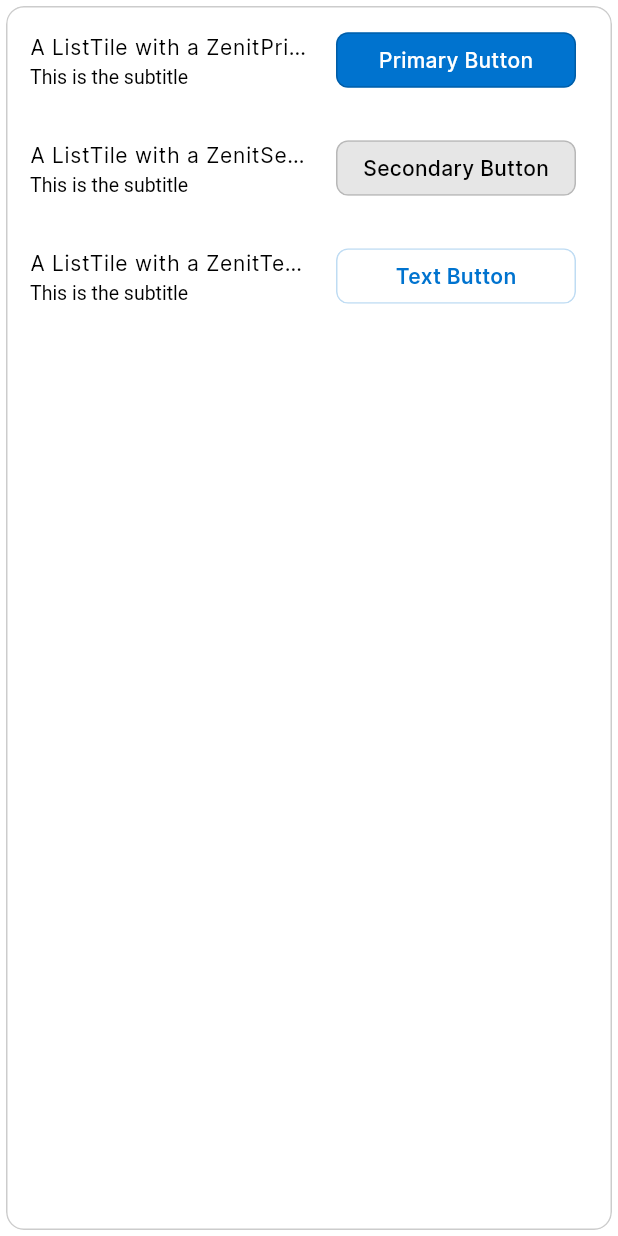
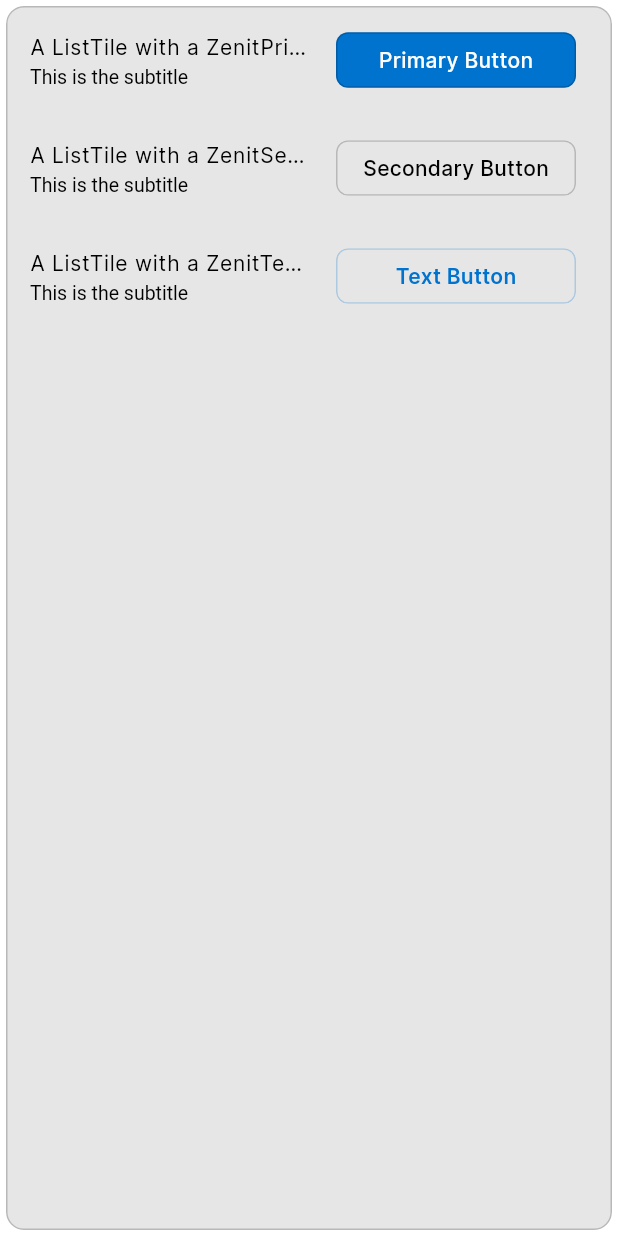
Before and after one commit to dahliaOS/zenit_ui, a Flutter app: the ZenitSection widget shown alone on an empty page, opened directly, on a phone screen of 412 x 824 dp. Run offline on Flutter 3.47's test engine with Material 3 defaults, Android fonts, the phone set to English and light mode, and no system bars; our stand-ins replace gap; missing offline and left inert: yaru_window.

Commit message:
Fix important deprecations

```diff
--- a/example/lib/main.dart
+++ b/example/lib/main.dart
@@ -10,7 +10,7 @@ void main() async {
 }
 
 class ExampleApp extends StatefulWidget {
-  const ExampleApp({Key? key}) : super(key: key);
+  const ExampleApp({super.key});
 
   @override
   State<ExampleApp> createState() => _ExampleAppState();
--- a/lib/src/components/section/section.dart
+++ b/lib/src/components/section/section.dart
@@ -18,7 +18,7 @@ class ZenitSection extends StatelessWidget {
     return Padding(
       padding: const EdgeInsets.all(4.0),
       child: Material(
-        color: color ?? Theme.of(context).colorScheme.background,
+        color: color ?? Theme.of(context).colorScheme.surface,
         clipBehavior: Clip.antiAlias,
         shape: RoundedRectangleBorder(
           borderRadius: borderRadius ?? kCardBorderRadius,
--- a/lib/src/layout/layout_page/list_view/zenit_layout_tile.dart
+++ b/lib/src/layout/layout_page/list_view/zenit_layout_tile.dart
@@ -38,13 +38,11 @@ class ZenitLayoutTile extends StatelessWidget {
         selected: isSelected,
         title: DefaultTextStyle(
           style: Theme.of(context).textTheme.titleSmall!.copyWith(
-                color: isSelected
-                    ? Theme.of(context).colorScheme.onPrimary
-                    : Theme.of(context).colorScheme.onBackground,
+                color: isSelected ? Theme.of(context).colorScheme.onPrimary : Theme.of(context).colorScheme.onSurface,
               ),
           child: title!,
         ),
-        iconColor: Theme.of(context).colorScheme.onBackground,
+        iconColor: Theme.of(context).colorScheme.onSurface,
         selectedColor: Theme.of(context).colorScheme.onPrimary,
         selectedTileColor: Theme.of(context).colorScheme.primary,
         subtitle: subtitle,
--- a/lib/src/layout/toolbar/toolbar.dart
+++ b/lib/src/layout/toolbar/toolbar.dart
@@ -30,8 +30,7 @@ class ZenitToolbar extends StatelessWidget implements PreferredSizeWidget {
 
   @override
   Widget build(BuildContext context) {
-    final bgColor =
-        backgroundColor ?? Theme.of(context).colorScheme.background.themedLightness(context, 0.05);
+    final bgColor = backgroundColor ?? Theme.of(context).colorScheme.surface.themedLightness(context, 0.05);
     return SizedBox(
       height: preferredSize.height,
       child: DecoratedBox(
@@ -54,8 +53,7 @@ class ZenitToolbar extends StatelessWidget implements PreferredSizeWidget {
             Align(
               alignment: centerTitle ? Alignment.center : Alignment.centerLeft,
               child: DefaultTextStyle(
-                style: Theme.of(context).textTheme.bodyLarge?.copyWith(fontWeight: FontWeight.w600) ??
-                    titleStyle,
+                style: Theme.of(context).textTheme.bodyLarge?.copyWith(fontWeight: FontWeight.w600) ?? titleStyle,
                 child: Padding(
                   padding: centerTitle ? EdgeInsets.zero : const EdgeInsets.only(left: 16.0),
                   child: title,
```
Also changed, not shown: lib/src/components/context_menu/context_menu.dart (+9 -9 lines).
